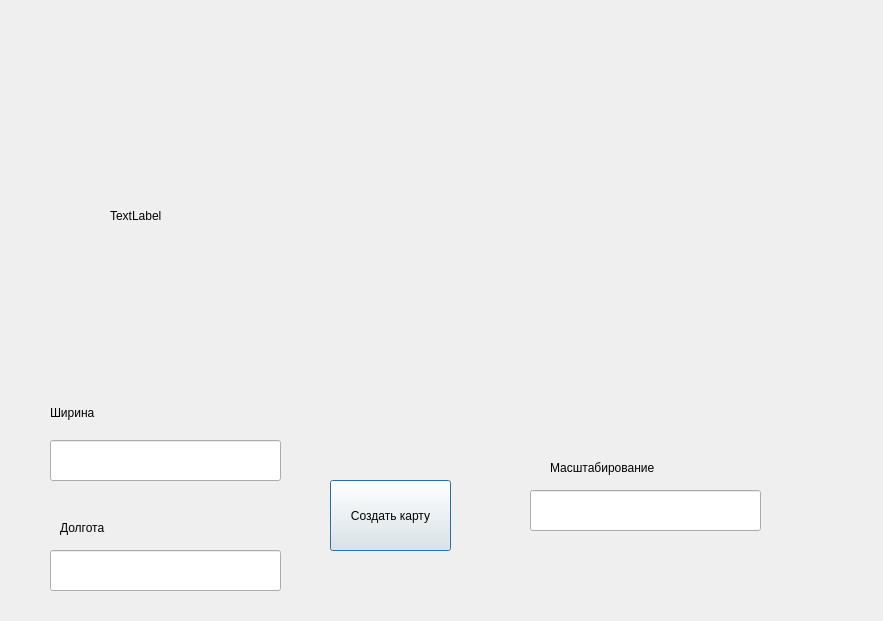
Above: yandex_maps.ui from hochufenderyaguar/repository before the change. Below: the same form after it.
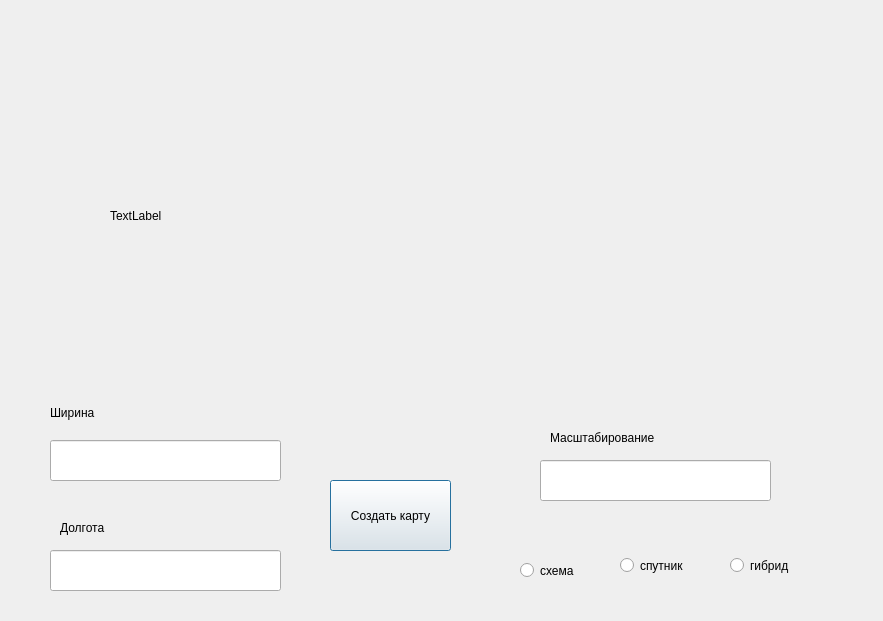
That is the form after the change.

The edit to the form file:
```diff
--- a/yandex_maps.ui
+++ b/yandex_maps.ui
@@ -62,8 +62,8 @@
   <widget class="QLineEdit" name="scale_edit">
    <property name="geometry">
     <rect>
-     <x>530</x>
-     <y>490</y>
+     <x>540</x>
+     <y>460</y>
      <width>231</width>
      <height>41</height>
     </rect>
@@ -99,7 +99,7 @@
    <property name="geometry">
     <rect>
      <x>550</x>
-     <y>460</y>
+     <y>430</y>
      <width>231</width>
      <height>16</height>
     </rect>
@@ -108,6 +108,45 @@
     <string>Масштабирование</string>
    </property>
   </widget>
+  <widget class="QRadioButton" name="radioButton">
+   <property name="geometry">
+    <rect>
+     <x>520</x>
+     <y>550</y>
+     <width>82</width>
+     <height>41</height>
+    </rect>
+   </property>
+   <property name="text">
+    <string>схема</string>
+   </property>
+  </widget>
+  <widget class="QRadioButton" name="radioButton_2">
+   <property name="geometry">
+    <rect>
+     <x>730</x>
+     <y>550</y>
+     <width>82</width>
+     <height>31</height>
+    </rect>
+   </property>
+   <property name="text">
+    <string>гибрид</string>
+   </property>
+  </widget>
+  <widget class="QRadioButton" name="radioButton_3">
+   <property name="geometry">
+    <rect>
+     <x>620</x>
+     <y>550</y>
+     <width>82</width>
+     <height>31</height>
+    </rect>
+   </property>
+   <property name="text">
+    <string>спутник</string>
+   </property>
+  </widget>
  </widget>
  <resources/>
  <connections/>
```
Left out of the diff: 6 changed lines with no effect on the pictures.
